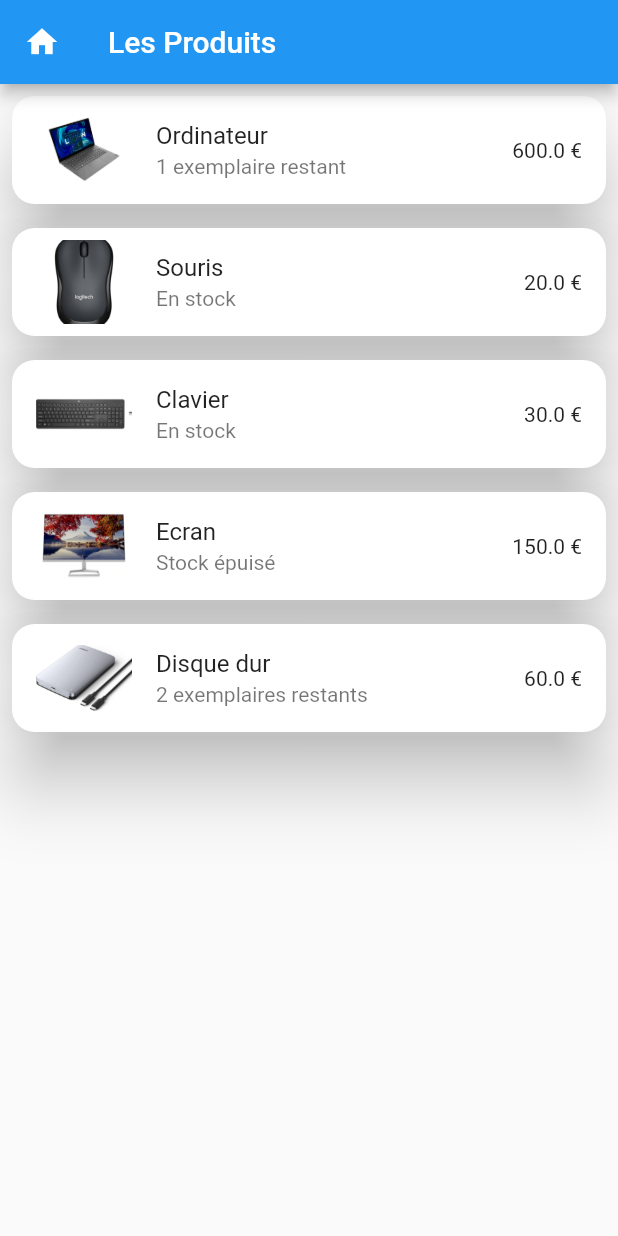
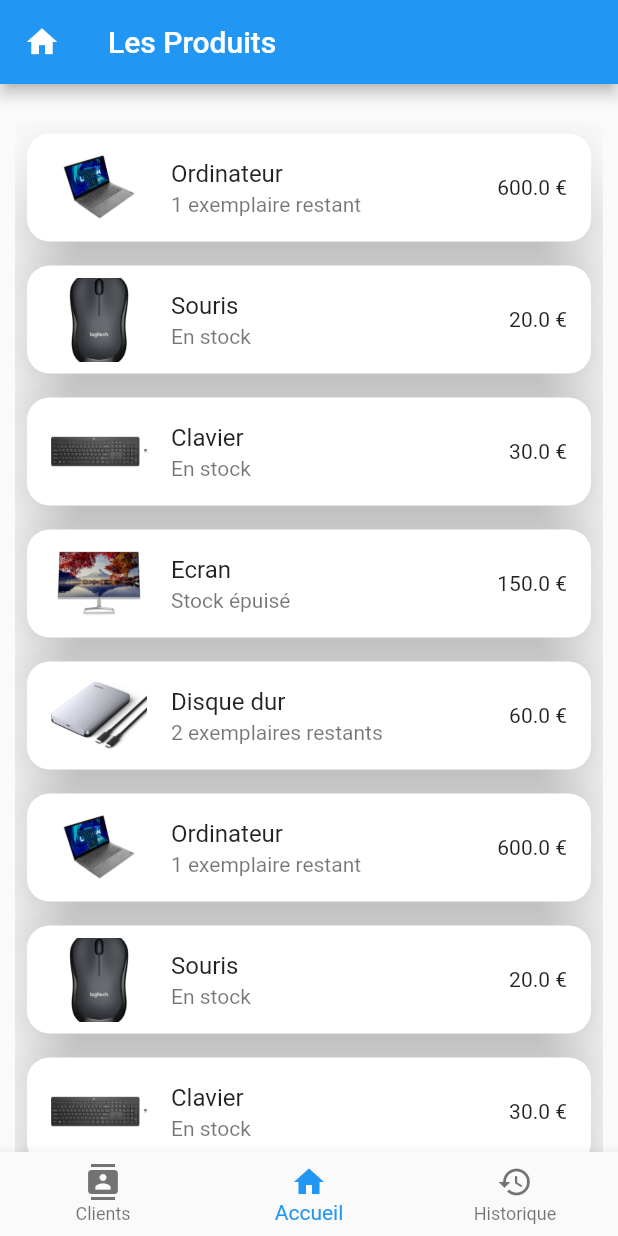
Before and after one commit to SantrainAlex/Alexis-Lucas, a Flutter app: the screen it shows after launch, on a phone screen of 412 x 824 dp. Run offline on Flutter 3.47's test engine with Material 2 defaults, Android fonts, the phone set to English and light mode, and no system bars.

Commit message:
Rajoute les liaisons entre les articles et leurs pages de détail + BottomNavigationBar

```diff
--- a/lib/main.dart
+++ b/lib/main.dart
@@ -25,7 +25,67 @@ class MyApp extends StatelessWidget {
         primarySwatch: Colors.blue,
 
       ),
-      home: HomePage(),
+      home: MyStatefulWidget(pageSelected: 1),
     );
   }
 }
+
+class MyStatefulWidget extends StatefulWidget {
+  const MyStatefulWidget({super.key, required this.pageSelected});
+
+  final int pageSelected;
+
+  @override
+  State<MyStatefulWidget> createState() => _MyStatefulWidgetState();
+}
+
+class _MyStatefulWidgetState extends State<MyStatefulWidget> {
+  int _selectedIndex = 1;
+  static const TextStyle optionStyle =
+  TextStyle(fontSize: 30, fontWeight: FontWeight.bold);
+  static const List<Widget> _widgetOptions = <Widget>[
+    Text(
+      'Index 0: Clients',
+      style: optionStyle,
+    ),
+    HomePage(),
+    Text(
+      'Index 2: Historique',
+      style: optionStyle,
+    ),
+  ];
+
+  void _onItemTapped(int index) {
+    setState(() {
+      _selectedIndex = index;
+    });
+  }
+
+  @override
+  Widget build(BuildContext context) {
+    return Scaffold(
+      body: Center(
+        child: _widgetOptions.elementAt(_selectedIndex),
+      ),
+      bottomNavigationBar: BottomNavigationBar(
+        items: const <BottomNavigationBarItem>[
+          BottomNavigationBarItem(
+            icon: Icon(Icons.contacts),
+            label: 'Clients',
+          ),
+          BottomNavigationBarItem(
+            icon: Icon(Icons.home),
+            label: 'Accueil',
+          ),
+          BottomNavigationBarItem(
+            icon: Icon(Icons.history),
+            label: 'Historique',
+          ),
+        ],
+        currentIndex: _selectedIndex,
+        selectedItemColor: Colors.blue,
+        onTap: _onItemTapped,
+      ),
+    );
+  }
+}
--- a/lib/provider/ArticleModal.dart
+++ b/lib/provider/ArticleModal.dart
@@ -12,6 +12,11 @@ class ArticleModal extends ChangeNotifier {
     Article(id: 3, nom: "Clavier", prix: 30, numeroSerie: "4456432567", quantite: 18, image: "assets/images/clavier.png"),
     Article(id: 4, nom: "Ecran", prix: 150, numeroSerie: "88675453734", quantite: 0, image: "assets/images/ecran_1.png"),
     Article(id: 5, nom: "Disque dur", prix: 60, numeroSerie: "7745522123", quantite: 2, image: "assets/images/disque_dur.jpg"),
+    Article(id: 1, nom: "Ordinateur", prix: 600, numeroSerie: "664321466114", quantite: 1, image: "assets/images/ordinateur.png"),
+    Article(id: 2, nom: "Souris", prix: 20, numeroSerie: "4565424367", quantite: 16, image: "assets/images/souris.jpg"),
+    Article(id: 3, nom: "Clavier", prix: 30, numeroSerie: "4456432567", quantite: 18, image: "assets/images/clavier.png"),
+    Article(id: 4, nom: "Ecran", prix: 150, numeroSerie: "88675453734", quantite: 0, image: "assets/images/ecran_1.png"),
+    Article(id: 5, nom: "Disque dur", prix: 60, numeroSerie: "7745522123", quantite: 2, image: "assets/images/disque_dur.jpg"),
   ];
 
   UnmodifiableListView<Article> get articles => UnmodifiableListView(_articles);
--- a/lib/screen/HomePage/homepage.dart
+++ b/lib/screen/HomePage/homepage.dart
@@ -1,4 +1,5 @@
 import 'package:alexislucas/provider/ArticleModal.dart';
+import 'package:alexislucas/screen/VueArticle/ArticleVue.dart';
 import 'package:flutter/material.dart';
 import 'package:provider/provider.dart';
 
@@ -12,6 +13,9 @@ class HomePage extends StatefulWidget {
 }
 
 class _HomePageState extends State<HomePage> {
+
+  int _selectedIndex = 0;
+
   @override
   Widget build(BuildContext context) {
     return Scaffold(
@@ -20,6 +24,9 @@ class _HomePageState extends State<HomePage> {
         title: Text("Les Produits"),
       ),
       body: Container(
+        padding: EdgeInsets.fromLTRB(10, 25, 10, 0),
+        height: MediaQuery.of(context).size.height,
+        width: MediaQuery.of(context).size.width,
         child: Consumer<ArticleModal>(
           builder: (context, articleModal, child) {
             List<Article> articles = articleModal.articles;
@@ -52,6 +59,11 @@ class _HomePageState extends State<HomePage> {
                       ? Text("1 exemplaire restant")
                       : Text("Stock épuisé"),
                     trailing: Text("${currentArticle.prix} €"),
+                    onTap: () {
+                      Navigator.of(context).push(MaterialPageRoute(
+                          builder: (context) => ArticleVue(article: currentArticle)
+                      ));
+                    },
                   ),
                 );
               },
```
Also changed, not shown: lib/VueArticle/AritucleVue.dart (deleted, +0 -74 lines), lib/screen/VueArticle/ArticleVue.dart (added, +105 -0 lines).
